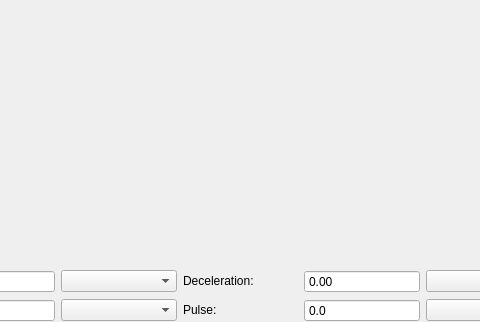
This is Libs/SDMotion/MotionPosition/uimotionposition.ui in tiangaomingjing/ServoDriveTech as Qt 5 draws it before an edit; both pictures show x 202 to 682 and y 0 to 322 of the 795 by 322 pixel window. The edited form follows.
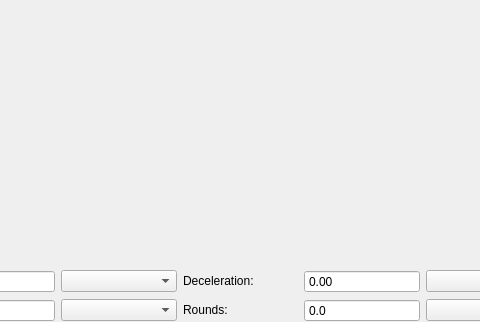
This is the edited form. The open tabs and pages were chosen to show the change.

The edit to the form file:
```diff
--- a/Libs/SDMotion/MotionPosition/uimotionposition.ui
+++ b/Libs/SDMotion/MotionPosition/uimotionposition.ui
@@ -81,7 +81,7 @@
           </sizepolicy>
          </property>
          <property name="text">
-          <string>Pulse:</string>
+          <string>Rounds:</string>
          </property>
         </widget>
        </item>
```
Left out of the diff: 4 changed lines with no effect on the pictures.
